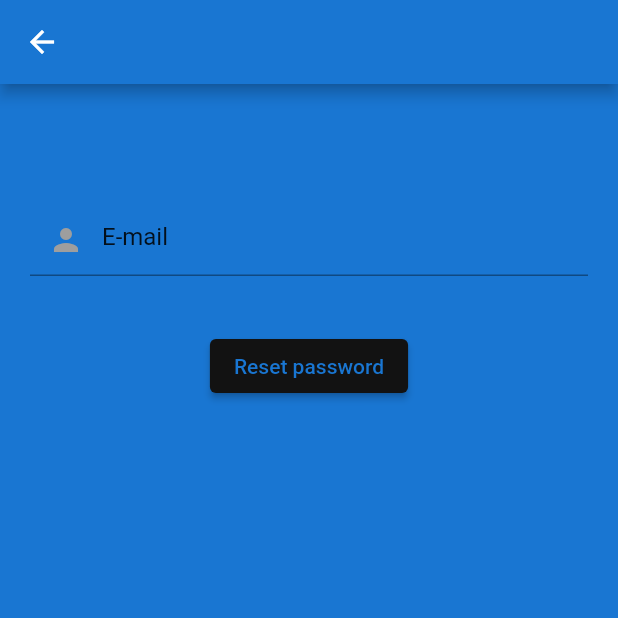
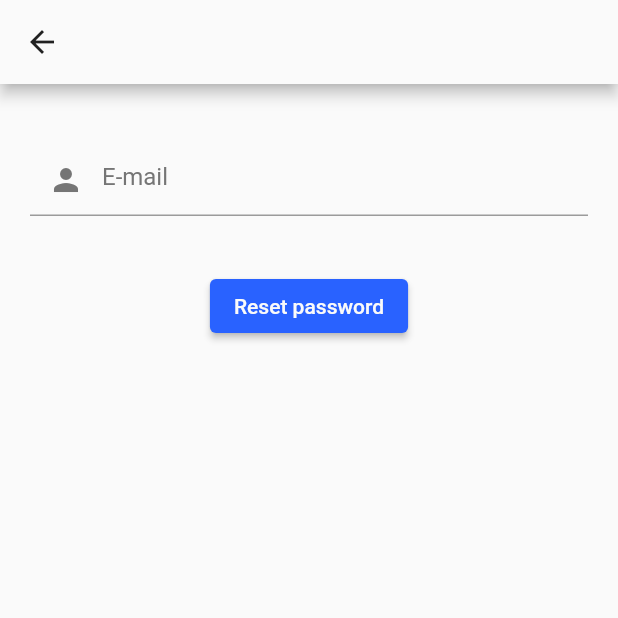
Before and after one commit to ejsiik/EngineeringThesis, a Flutter app: the screen it shows after launch, after a tap on "Forgot Password?", on a phone screen of 412 x 824 dp, the top half of it. Run offline on Flutter 3.47's test engine with Material 2 defaults, Android fonts, the phone set to English and light mode, and no system bars; our stand-ins replace firebase_auth, firebase_core, get, google_fonts; accounts and stored records are empty.

Commit message:
simple light and dark mode

```diff
--- a/mobile_app/lib/constants/colors.dart
+++ b/mobile_app/lib/constants/colors.dart
@@ -1,17 +1,25 @@
 import 'package:flutter/material.dart';
 
 class AppColors {
+  // Both Modes Colors
+  static const Color accent = Color(0xFFBF360C);
+  static const Color circleClose = Color(0xFFDD2C00);
+  static const Color circleOpen = Color(0xFF64DD17);
+  static const Color logout = Color(0xFFD50000);
+
   // Light Mode Colors
-  static const Color primaryLight = Color(0xFF2196F3);
-  static const Color accentLight = Color.fromARGB(255, 255, 51, 0);
-  static const Color backgroundLight = Color(0xFFFFFFFF);
-  static const Color textLight = Color(0xFF000000);
-  static const Color circleLight = Color.fromARGB(255, 46, 240, 20);
+  static const Color backgroundLight = Color(0xFFFAFAFA);
+  static const Color iconLight = Color(0xFF757575);
+  static const Color navbarSelectedLight = Color(0xFF448AFF);
+  static const Color navbarUnselectedLight = Color(0xFF2962FF);
+  static const Color primaryLight = Color(0xFF2962FF);
+  static const Color textLight = Color(0xFF212121);
 
   // Dark Mode Colors
-  static const Color primaryDark = Color(0xFF1976D2);
-  static const Color accentDark = Color.fromARGB(255, 255, 51, 0);
-  static const Color backgroundDark = Color(0xFF121212);
-  static const Color textDark = Color(0xFFFFFFFF);
-  static const Color circleDark = Color.fromARGB(255, 46, 240, 20);
+  static const Color backgroundDark = Color(0xFF212121);
+  static const Color iconDark = Color(0xFFBDBDBD);
+  static const Color navbarSelectedDark = Color(0xFFFFEB3B);
+  static const Color navbarUnselectedDark = Color(0xFFFBC02D);
+  static const Color primaryDark = Color(0xFFFBC02D);
+  static const Color textDark = Color(0xFFFAFAFA);
 }
--- a/mobile_app/lib/constants/text_theme.dart
+++ b/mobile_app/lib/constants/text_theme.dart
@@ -3,11 +3,11 @@ import 'package:google_fonts/google_fonts.dart';
 
 class AppTextTheme {
   static TextTheme lightTextTheme = TextTheme(
-    displayMedium: GoogleFonts.openSans(color: Colors.black87),
-    titleSmall: GoogleFonts.lato(color: Colors.blueGrey, fontSize: 24),
+    displayMedium: GoogleFonts.openSans(color: Colors.red, fontSize: 32),
+    titleSmall: GoogleFonts.lato(color: Colors.red, fontSize: 32),
   );
   static TextTheme darkTextTheme = TextTheme(
-    displayMedium: GoogleFonts.openSans(color: Colors.white70),
-    titleSmall: GoogleFonts.lato(color: Colors.white60, fontSize: 24),
+    displayMedium: GoogleFonts.openSans(color: Colors.red, fontSize: 32),
+    titleSmall: GoogleFonts.lato(color: Colors.red, fontSize: 32),
   );
 }
--- a/mobile_app/lib/constants/theme.dart
+++ b/mobile_app/lib/constants/theme.dart
@@ -8,6 +8,7 @@ class AppTheme {
     primarySwatch: Colors.blue,
     brightness: Brightness.light,
     textTheme: AppTextTheme.lightTextTheme,
+    scaffoldBackgroundColor: const Color(0xFFFAFAFA),
     appBarTheme: const AppBarTheme(),
     floatingActionButtonTheme: const FloatingActionButtonThemeData(),
     elevatedButtonTheme:
@@ -18,6 +19,7 @@ class AppTheme {
     primarySwatch: Colors.blue,
     brightness: Brightness.dark,
     textTheme: AppTextTheme.darkTextTheme,
+    scaffoldBackgroundColor: const Color(0xFF212121),
     appBarTheme: const AppBarTheme(),
     floatingActionButtonTheme: const FloatingActionButtonThemeData(),
     elevatedButtonTheme:
--- a/mobile_app/lib/screens/login/error_message_widget.dart
+++ b/mobile_app/lib/screens/login/error_message_widget.dart
@@ -1,21 +1,20 @@
 import 'package:flutter/material.dart';
+import 'package:mobile_app/constants/colors.dart';
 
 class ErrorMessageWidget extends StatelessWidget {
   final String errorMessage;
-
   const ErrorMessageWidget(this.errorMessage, {super.key});
 
   @override
   Widget build(BuildContext context) {
-    final ThemeData theme = Theme.of(context);
-    final Color? accentColor = theme.textTheme.bodyLarge!.color;
+    const Color accentColor = AppColors.accent;
 
     return Container(
       width: double.infinity,
       alignment: Alignment.center,
       child: Text(
         errorMessage.isEmpty ? '' : errorMessage,
-        style: TextStyle(
+        style: const TextStyle(
           color: accentColor,
           decoration: TextDecoration.underline,
         ),
--- a/mobile_app/lib/screens/login/forgot_password.dart
+++ b/mobile_app/lib/screens/login/forgot_password.dart
@@ -1,6 +1,5 @@
 import 'package:flutter/material.dart';
 import 'package:mobile_app/constants/colors.dart';
-
 import '../../authentication/auth.dart';
 import 'error_message_widget.dart';
 import 'login_form.dart';
@@ -32,10 +31,18 @@ class _ForgotPasswordPageState extends State<ForgotPasswordPage> {
   }
 
   Widget _submitButton() {
+    final ThemeData theme = Theme.of(context);
+    final Color buttonBackgroundColor = theme.brightness == Brightness.light
+        ? AppColors.primaryLight
+        : AppColors.primaryDark;
+    final Color buttonTextColor = theme.brightness == Brightness.light
+        ? AppColors.backgroundLight
+        : AppColors.backgroundDark;
+
     return ElevatedButton(
       style: ElevatedButton.styleFrom(
-        foregroundColor: AppColors.primaryDark,
-        backgroundColor: AppColors.backgroundDark,
+        foregroundColor: buttonTextColor,
+        backgroundColor: buttonBackgroundColor,
       ),
       onPressed: () {
         passwordReset();
@@ -47,34 +54,42 @@ class _ForgotPasswordPageState extends State<ForgotPasswordPage> {
 
   @override
   Widget build(BuildContext context) {
-    //final ThemeData theme = Theme.of(context);
-    const Color primaryColor = AppColors.primaryDark;
-    const Color textColor = AppColors.textDark;
+    final ThemeData theme = Theme.of(context);
+    final Color arrowColor = theme.brightness == Brightness.light
+        ? AppColors.textLight
+        : AppColors.textDark;
+    final Color backgroundColor = theme.brightness == Brightness.light
+        ? AppColors.backgroundLight
+        : AppColors.backgroundDark;
+    final Color iconColor = theme.brightness == Brightness.light
+        ? AppColors.iconLight
+        : AppColors.iconDark;
+    final Color textColor = theme.brightness == Brightness.light
+        ? AppColors.textLight
+        : AppColors.textDark;
 
     return MaterialApp(
       debugShowCheckedModeBanner: false,
       home: Scaffold(
         appBar: AppBar(
-          backgroundColor: primaryColor,
+          backgroundColor: backgroundColor,
           leading: IconButton(
-            icon: const Icon(Icons.arrow_back, color: textColor),
+            icon: Icon(Icons.arrow_back, color: arrowColor),
             onPressed: () {
               Navigator.of(context).pop();
             },
           ),
         ),
-        backgroundColor: primaryColor,
+        backgroundColor: backgroundColor,
         body: Container(
-          color: primaryColor,
+          color: backgroundColor,
           child: SingleChildScrollView(
             reverse: true,
             child: Column(
               children: [
-                const SizedBox(height: 80),
-                LoginFormEntry(
-                  'E-mail', _controllerEmail, Icons.person, false,
-                  false, () {}, // Empty function as a placeholder
-                ),
+                const SizedBox(height: 40),
+                LoginFormEntry('E-mail', _controllerEmail, Icons.person, false,
+                    false, () {}, iconColor, textColor),
                 const SizedBox(height: 10),
                 ErrorMessageWidget(errorMessage ?? ''),
                 const SizedBox(height: 10),
--- a/mobile_app/lib/screens/login/forgot_password_button_widget.dart
+++ b/mobile_app/lib/screens/login/forgot_password_button_widget.dart
@@ -1,5 +1,4 @@
 import 'package:flutter/material.dart';
-
 import '../../constants/colors.dart';
 import 'forgot_password.dart';
 
@@ -8,6 +7,11 @@ class ForgotPasswordButtonWidget extends StatelessWidget {
 
   @override
   Widget build(BuildContext context) {
+    final ThemeData theme = Theme.of(context);
+    final Color textColor = theme.brightness == Brightness.light
+        ? AppColors.textLight
+        : AppColors.textDark;
+
     return GestureDetector(
       onTap: () {
         Navigator.push(
@@ -20,10 +24,10 @@ class ForgotPasswordButtonWidget extends StatelessWidget {
         );
         FocusScope.of(context).unfocus();
       },
-      child: const Text(
+      child: Text(
         'Forgot Password?',
         style: TextStyle(
-          color: AppColors.textDark,
+          color: textColor,
           decoration: TextDecoration.underline,
         ),
       ),
--- a/mobile_app/lib/screens/login/login_form.dart
+++ b/mobile_app/lib/screens/login/login_form.dart
@@ -7,18 +7,22 @@ class LoginFormEntry extends StatelessWidget {
   final bool isPassword;
   final bool isPasswordVisible;
   final Function togglePasswordVisibility;
+  final Color iconColor; // Dodaj kolor ikony
+  final Color textColor;
 
-  const LoginFormEntry(this.title, this.controller, this.prefixIcon,
-      this.isPassword, this.isPasswordVisible, this.togglePasswordVisibility,
+  const LoginFormEntry(
+      this.title,
+      this.controller,
+      this.prefixIcon,
+      this.isPassword,
+      this.isPasswordVisible,
+      this.togglePasswordVisibility,
+      this.iconColor,
+      this.textColor,
       {super.key});
 
   @override
   Widget build(BuildContext context) {
-    final ThemeData theme = Theme.of(context);
-    final Color? textColor = isPassword
-        ? theme.textTheme.bodyMedium!.color
-        : theme.textTheme.bodyMedium!.color;
-
     return Padding(
       padding: const EdgeInsets.symmetric(horizontal: 20),
       child: TextField(
@@ -27,13 +31,13 @@ class LoginFormEntry extends StatelessWidget {
         obscureText: isPassword && !isPasswordVisible,
         decoration: InputDecoration(
           hintText: title,
-          hintStyle: TextStyle(color: textColor),
-          prefixIcon: Icon(prefixIcon, color: Colors.grey),
+          hintStyle: TextStyle(color: iconColor),
+          prefixIcon: Icon(prefixIcon, color: iconColor),
           suffixIcon: isPassword
               ? IconButton(
                   icon: Icon(
                     isPasswordVisible ? Icons.visibility : Icons.visibility_off,
-                    color: textColor,
+                    color: iconColor,
                   ),
                   onPressed: () {
                     // Toggle password visibility
--- a/mobile_app/lib/screens/login/login_or_register_button_widget.dart
+++ b/mobile_app/lib/screens/login/login_or_register_button_widget.dart
@@ -4,19 +4,23 @@ import 'package:mobile_app/constants/colors.dart';
 class LoginOrRegisterButtonWidget extends StatelessWidget {
   final bool isLogin;
   final VoidCallback onTap;
-
   const LoginOrRegisterButtonWidget(this.isLogin, this.onTap, {super.key});
 
   @override
   Widget build(BuildContext context) {
+    final ThemeData theme = Theme.of(context);
+    final Color textColor = theme.brightness == Brightness.light
+        ? AppColors.textLight
+        : AppColors.textDark;
+
     return GestureDetector(
       onTap: onTap,
       child: Text(
         isLogin
             ? 'Not a member? Register now'
             : 'Already have an account? Login',
-        style: const TextStyle(
-          color: AppColors.textDark,
+        style: TextStyle(
+          color: textColor,
           decoration: TextDecoration.underline,
         ),
       ),
--- a/mobile_app/lib/screens/login/login_page.dart
+++ b/mobile_app/lib/screens/login/login_page.dart
@@ -5,6 +5,7 @@ import 'login_form.dart';
 import 'error_message_widget.dart';
 import 'submit_button_widget.dart';
 import 'login_or_register_button_widget.dart';
+import 'package:mobile_app/constants/colors.dart';
 
 class LoginPage extends StatefulWidget {
   const LoginPage({super.key});
@@ -46,6 +47,8 @@ class _LoginPageState extends State<LoginPage> {
   void toggleLoginRegister() {
     setState(() {
       isLogin = !isLogin;
+      isPasswordVisible = false;
+      isConfirmPasswordVisible = false;
     });
   }
 
@@ -77,6 +80,12 @@ class _LoginPageState extends State<LoginPage> {
   Widget build(BuildContext context) {
     final ThemeData theme = Theme.of(context);
     final Color primaryColor = theme.scaffoldBackgroundColor;
+    final Color iconColor = theme.brightness == Brightness.light
+        ? AppColors.iconLight
+        : AppColors.iconDark;
+    final Color textColor = theme.brightness == Brightness.light
+        ? AppColors.textLight
+        : AppColors.textDark;
 
     return Scaffold(
       backgroundColor: primaryColor,
@@ -88,23 +97,49 @@ class _LoginPageState extends State<LoginPage> {
             children: [
               const SizedBox(height: 80),
               if (!isLogin)
-                LoginFormEntry('Name', _controllerName, Icons.badge, false,
-                    isPasswordVisible, togglePasswordVisibility),
+                LoginFormEntry(
+                    'Name',
+                    _controllerName,
+                    Icons.badge,
+                    false,
+                    isPasswordVisible,
+                    togglePasswordVisibility,
+                    iconColor,
+                    textColor),
               const SizedBox(height: 10),
-              LoginFormEntry('E-mail', _controllerEmail, Icons.person, false,
-                  isPasswordVisible, togglePasswordVisibility),
+              LoginFormEntry(
+                'E-mail',
+                _controllerEmail,
+                Icons.person,
+                false,
+                isPasswordVisible,
+                togglePasswordVisibility,
+                iconColor,
+                textColor,
+              ),
               const SizedBox(height: 10),
-              LoginFormEntry('Password', _controllerPassword, Icons.lock, true,
-                  isPasswordVisible, togglePasswordVisibility),
+              LoginFormEntry(
+                'Password',
+                _controllerPassword,
+                Icons.lock,
+                true,
+                isPasswordVisible,
+                togglePasswordVisibility,
+                iconColor,
+                textColor,
+              ),
               const SizedBox(height: 10),
               if (!isLogin)
                 LoginFormEntry(
-                    'Confirm password',
-                    _controllerConfirmPassword,
-                    Icons.lock,
-                    true,
-                    isConfirmPasswordVisible,
-                    toggleConfirmPasswordVisibility),
+                  'Confirm password',
+                  _controllerConfirmPassword,
+                  Icons.lock,
+                  true,
+                  isConfirmPasswordVisible,
+                  toggleConfirmPasswordVisibility,
+                  iconColor,
+                  textColor,
+                ),
               const SizedBox(height: 10),
               if (isLogin) const ForgotPasswordButtonWidget(),
               const SizedBox(height: 30),
--- a/mobile_app/lib/screens/login/submit_button_widget.dart
+++ b/mobile_app/lib/screens/login/submit_button_widget.dart
@@ -1,4 +1,5 @@
 import 'package:flutter/material.dart';
+import 'package:mobile_app/constants/colors.dart';
 
 class SubmitButtonWidget extends StatelessWidget {
   final bool isLogin;
@@ -21,11 +22,19 @@ class SubmitButtonWidget extends StatelessWidget {
 
   @override
   Widget build(BuildContext context) {
+    final ThemeData theme = Theme.of(context);
+    final Color buttonBackgroundColor = theme.brightness == Brightness.light
+        ? AppColors.primaryLight
+        : AppColors.primaryDark;
+    final Color buttonTextColor = theme.brightness == Brightness.light
+        ? AppColors.backgroundLight
+        : AppColors.backgroundDark;
+
     return ElevatedButton(
       style: ElevatedButton.styleFrom(
         // Dostosuj kolory tekstu i tła z motywu (Theme) aplikacji
-        foregroundColor: Theme.of(context).textTheme.bodyLarge!.color,
-        backgroundColor: Theme.of(context).primaryColor,
+        foregroundColor: buttonTextColor,
+        backgroundColor: buttonBackgroundColor,
       ),
       onPressed: isLogin
           ? signInWithEmailAndPassword
--- a/mobile_app/lib/screens/login/verify_email.dart
+++ b/mobile_app/lib/screens/login/verify_email.dart
@@ -2,6 +2,7 @@ import 'dart:async';
 import 'package:flutter/material.dart';
 import '../user/home_page.dart';
 import '../../authentication/auth.dart';
+import 'package:mobile_app/constants/colors.dart';
 
 class VerifyEmailPage extends StatefulWidget {
   const VerifyEmailPage({super.key});
@@ -88,16 +89,25 @@ class _VerifyEmailPageState extends State<VerifyEmailPage> {
   @override
   Widget build(BuildContext context) {
     final ThemeData theme = Theme.of(context);
-    final Color primaryColor = theme.primaryColor;
-    final Color? textColor = theme.textTheme.bodyLarge!.color;
-    final Color buttonColor = theme.primaryColor;
+    final Color backgroundColor = theme.brightness == Brightness.light
+        ? AppColors.backgroundLight
+        : AppColors.backgroundDark;
+    final Color textColor = theme.brightness == Brightness.light
+        ? AppColors.textLight
+        : AppColors.textDark;
+    final Color buttonBackgroundColor = theme.brightness == Brightness.light
+        ? AppColors.primaryLight
+        : AppColors.primaryDark;
+    final Color buttonTextColor = theme.brightness == Brightness.light
+        ? AppColors.backgroundLight
+        : AppColors.backgroundDark;
 
     return isEmailVerified
         ? const HomePage()
         : Scaffold(
             appBar: AppBar(
               title: const Text('Verify email'),
-              backgroundColor: primaryColor,
+              backgroundColor: backgroundColor,
             ),
             body: Center(
               child: Column(
@@ -113,10 +123,10 @@ class _VerifyEmailPageState extends State<VerifyEmailPage> {
                     icon: const Icon(Icons.email, size: 32),
                     label: Text(
                       'Resend email',
-                      style: TextStyle(color: textColor),
+                      style: TextStyle(color: buttonTextColor),
                     ),
                     style: ElevatedButton.styleFrom(
-                      backgroundColor: buttonColor,
+                      backgroundColor: buttonBackgroundColor,
                     ),
                   ),
                   const SizedBox(height: 20),
@@ -126,11 +136,11 @@ class _VerifyEmailPageState extends State<VerifyEmailPage> {
                       //Navigator.of(context).pop();
                     },
                     style: TextButton.styleFrom(
-                      backgroundColor: buttonColor,
+                      backgroundColor: buttonBackgroundColor,
                     ),
                     child: Text(
                       'Cancel',
-                      style: TextStyle(color: textColor),
+                      style: TextStyle(color: buttonTextColor),
                     ),
                   ),
                 ],
--- a/mobile_app/lib/screens/user/home_page.dart
+++ b/mobile_app/lib/screens/user/home_page.dart
@@ -1,6 +1,5 @@
 import 'package:flutter/material.dart';
 import 'package:mobile_app/constants/colors.dart';
-
 import '../../authentication/auth.dart';
 
 class HomePage extends StatelessWidget {
@@ -14,8 +13,21 @@ class HomePage extends StatelessWidget {
   Widget build(BuildContext context) {
     final ThemeData theme = Theme.of(context);
     final Color backgroundColor = theme.scaffoldBackgroundColor;
-    final Color? textColor = theme.textTheme.bodyLarge!.color;
-    const Color circleColor = AppColors.circleLight;
+    const Color circleOpenColor = AppColors.circleOpen;
+    const Color logoutColor = AppColors.logout;
+    //const Color circleCloseColor = AppColors.circleClose;
+    final Color navbarSelectedColor = theme.brightness == Brightness.light
+        ? AppColors.navbarSelectedLight
+        : AppColors.navbarSelectedDark;
+    final Color navbarUnselectedColor = theme.brightness == Brightness.light
+        ? AppColors.navbarUnselectedLight
+        : AppColors.navbarUnselectedDark;
+    final Color primaryColor = theme.brightness == Brightness.light
+        ? AppColors.primaryLight
+        : AppColors.primaryDark;
+    final Color textColor = theme.brightness == Brightness.light
+        ? AppColors.textLight
+        : AppColors.textDark;
 
     return MaterialApp(
       debugShowCheckedModeBanner: false,
@@ -39,7 +51,7 @@ class HomePage extends StatelessWidget {
                     Icon(
                       Icons.waving_hand,
                       size: 20,
-                      color: textColor,
+                      color: primaryColor,
                     ),
                   ],
                 ),
@@ -60,7 +72,7 @@ class HomePage extends StatelessWidget {
                       Icons
                           .check_circle, // green/red light when store is opened/closed
                       size: 20,
-                      color: circleColor,
+                      color: circleOpenColor,
                     ),
                   ],
                 ),
@@ -74,7 +86,7 @@ class HomePage extends StatelessWidget {
                       width: 60,
                       height: 60,
                       decoration: BoxDecoration(
-                        color: textColor,
+                        color: primaryColor,
                       ),
                       child: const Center(
                         child: Icon(
@@ -102,9 +114,9 @@ class HomePage extends StatelessWidget {
                 top: 20,
                 right: 20,
                 child: IconButton(
-                  icon: Icon(
+                  icon: const Icon(
                     Icons.exit_to_app,
-                    color: textColor,
+                    color: logoutColor,
                   ),
                   onPressed: () {
                     signOut();
@@ -121,6 +133,9 @@ class HomePage extends StatelessWidget {
                   backgroundColor: backgroundColor,
                   showSelectedLabels: false,
                   showUnselectedLabels: false,
+                  selectedIconTheme: IconThemeData(color: navbarSelectedColor),
+                  unselectedIconTheme:
+                      IconThemeData(color: navbarUnselectedColor),
                   items: [
                     BottomNavigationBarItem(
                       icon: const Icon(Icons.home),
```
